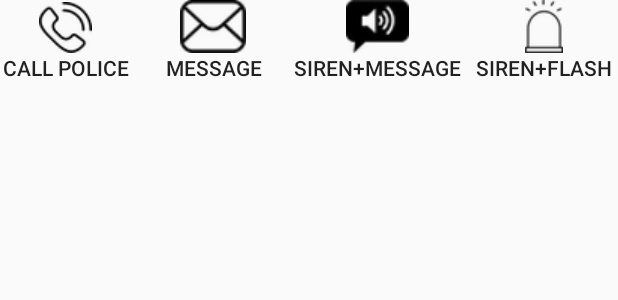
After one commit to KwonOyun/JIKIME, an Android app: the layout remoteview.xml on its own in the app's theme, with its tools: preview values and no code run, on a phone screen of 412 x 824 dp. The commit adds this screen. Shown: the top 300 px of the screen. Run offline under Robolectric (Android 15) with nearby library versions, the phone set to English and light mode, and no system bars.

Commit message:
17/11/25 Kwon

```diff
--- a/app/src/main/java/com/example/oyun/saveme/Setting.java
+++ b/app/src/main/java/com/example/oyun/saveme/Setting.java
@@ -114,10 +114,8 @@ public class Setting extends AppCompatActivity {
 
     public String LoadData(){  //등록정보확인
         StringBuffer buffer = new StringBuffer();
-
         try{
             FileInputStream fis = openFileInput("savemedatainformation.txt");
-
             BufferedReader reader = new BufferedReader(new InputStreamReader(fis));
             String str = reader.readLine();
 
--- a/app/src/main/res/drawable/selector_setting.xml
+++ b/app/src/main/res/drawable/selector_setting.xml
@@ -5,6 +5,7 @@
         <corners android:radius="10dp"/>
         <solid android:color="#7D7C75"/>
 
+
     </shape>
     </item>
 </selector>
--- /dev/null
+++ b/app/src/main/res/layout/remoteview.xml
@@ -0,0 +1,45 @@
+<?xml version="1.0" encoding="utf-8"?>
+<LinearLayout
+    xmlns:android="http://schemas.android.com/apk/res/android"
+    android:orientation="horizontal"
+    android:layout_width="match_parent"
+    android:layout_height="match_parent"
+    >
+
+    <Button
+        android:id="@+id/button"
+        android:text="call police"
+        android:layout_width="wrap_content"
+        android:layout_height="wrap_content"
+        android:drawableTop="@drawable/phone"
+        android:background="@null" />
+
+
+    <Button
+        android:id="@+id/button1"
+        android:layout_width="wrap_content"
+        android:layout_height="wrap_content"
+        android:layout_marginLeft="10dp"
+        android:background="@null"
+        android:drawableTop="@drawable/message"
+        android:text="message" />
+
+    <Button
+        android:id="@+id/button2"
+        android:layout_width="wrap_content"
+        android:layout_height="wrap_content"
+        android:layout_marginLeft="10dp"
+        android:background="@null"
+        android:drawableTop="@drawable/siren_message"
+        android:text="siren+message" />
+
+    <Button
+        android:id="@+id/button3"
+        android:text="siren+Flash"
+        android:background="@null"
+        android:layout_width="wrap_content"
+        android:layout_height="wrap_content"
+        android:layout_marginLeft="10dp"
+        android:drawableTop="@drawable/siren"
+        />
+</LinearLayout>
```
Also changed, not shown: app/src/main/AndroidManifest.xml (+29 -12 lines), app/src/main/java/com/example/oyun/saveme/LockService.java (added, +37 -0 lines), app/src/main/java/com/example/oyun/saveme/MainActivity.java (+114 -2 lines), app/src/main/java/com/example/oyun/saveme/MyReceiver.java (added, +46 -0 lines), app/src/main/java/com/example/oyun/saveme/ScreenReceiver.java (added, +48 -0 lines), app/src/main/res/drawable/customer.png (added), app/src/main/res/drawable/message.png (added), app/src/main/res/drawable/phone.png (added), app/src/main/res/drawable/siren.png (added), app/src/main/res/drawable/siren_message.png (added), 1 other file.
